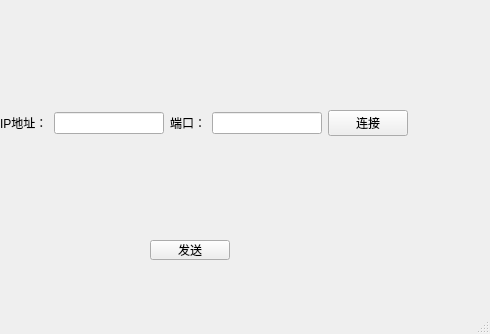
Old version of the form mainwindow.ui in the repository Celeron1996/PCMonitor_Qt.
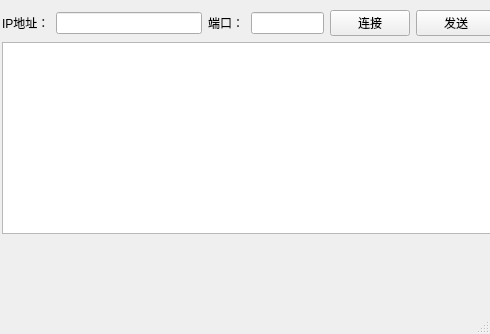
New version of the form.

What changed in the file:
```diff
--- a/mainwindow.ui
+++ b/mainwindow.ui
@@ -14,31 +14,18 @@
    <string>MainWindow</string>
   </property>
   <widget class="QWidget" name="centralwidget">
-   <widget class="QPushButton" name="pushButton_send">
+   <widget class="QWidget" name="">
     <property name="geometry">
      <rect>
-      <x>150</x>
-      <y>240</y>
-      <width>80</width>
-      <height>20</height>
-     </rect>
-    </property>
-    <property name="text">
-     <string>发送</string>
-    </property>
-   </widget>
-   <widget class="QWidget" name="layoutWidget">
-    <property name="geometry">
-     <rect>
-      <x>0</x>
-      <y>11</y>
-      <width>408</width>
+      <x>2</x>
+      <y>10</y>
+      <width>494</width>
       <height>224</height>
      </rect>
     </property>
     <layout class="QVBoxLayout" name="verticalLayout">
      <item>
-      <layout class="QHBoxLayout" name="horizontalLayout">
+      <layout class="QHBoxLayout" name="horizontalLayout" stretch="1,4,1,2,1,1">
        <item>
         <widget class="QLabel" name="label_ip">
          <property name="text">
@@ -69,8 +56,18 @@
          </property>
         </widget>
        </item>
+       <item>
+        <widget class="QPushButton" name="pushButton_send">
+         <property name="text">
+          <string>发送</string>
+         </property>
+        </widget>
+       </item>
       </layout>
      </item>
+     <item>
+      <widget class="QTextBrowser" name="textBrowser_receive"/>
+     </item>
     </layout>
    </widget>
   </widget>
```
